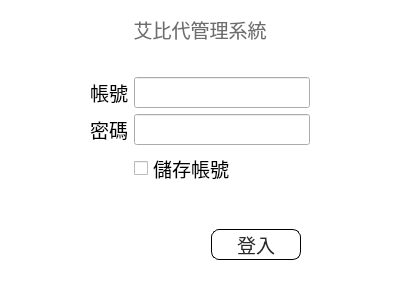
First picture: the form in src/AdbClient/DialogLogin.ui, repository roger0816/Adb, before the edit.
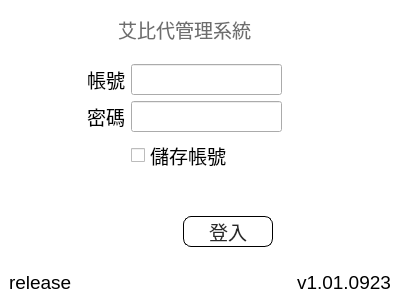
Second picture: the form after the edit.

```diff
--- a/src/AdbClient/DialogLogin.ui
+++ b/src/AdbClient/DialogLogin.ui
@@ -219,6 +219,20 @@
         </property>
        </widget>
       </item>
+      <item row="3" column="2">
+       <widget class="QLabel" name="lbVersion">
+        <property name="text">
+         <string>v1.01.0923</string>
+        </property>
+       </widget>
+      </item>
+      <item row="3" column="0">
+       <widget class="QLabel" name="lbRelease">
+        <property name="text">
+         <string>release</string>
+        </property>
+       </widget>
+      </item>
      </layout>
     </widget>
    </item>
```
